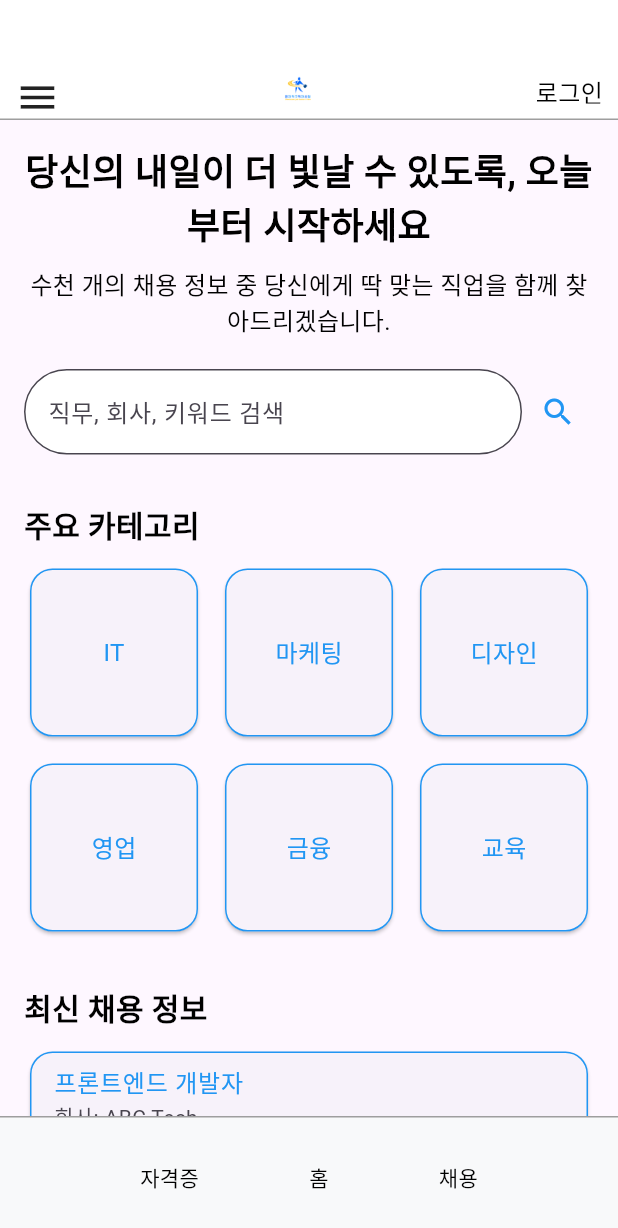
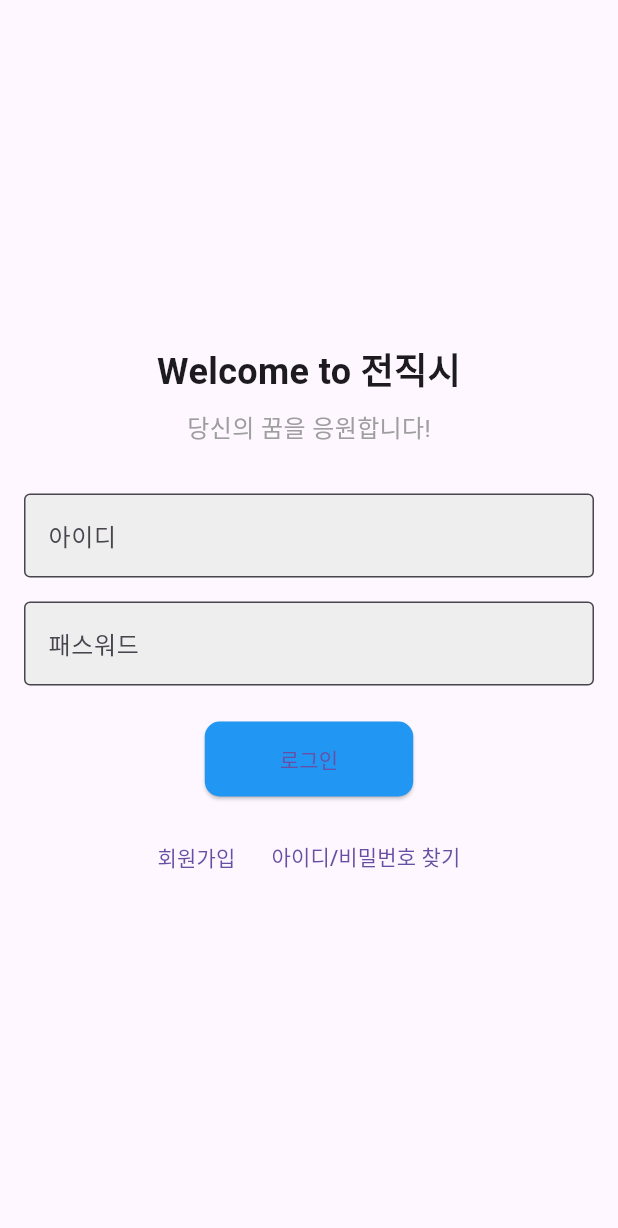
Before and after one commit to Omniscient-Job-Project/Omniscient-flutter, a Flutter app: the screen it shows after launch, on a phone screen of 412 x 824 dp. Shown: the top 1228 px of the screen. Run offline on Flutter 3.47's test engine with Material 3 defaults, Android fonts, the phone set to English and light mode, and no system bars; our stand-ins replace dio, flutter_dotenv, font_awesome_flutter, get, shared_preferences.

Commit message:
feat:login

```diff
--- /dev/null
+++ b/lib/features/auth/screens/login_screen.dart
@@ -0,0 +1,88 @@
+import 'package:flutter/material.dart';
+import '../services/auth_service.dart';
+import '../widgets/custom_text_field.dart';
+import '../widgets/custom_button.dart';
+
+class LoginScreen extends StatelessWidget {
+  final TextEditingController userIdController = TextEditingController();
+  final TextEditingController passwordController = TextEditingController();
+
+  @override
+  Widget build(BuildContext context) {
+    return Scaffold(
+      body: Center(
+        child: SingleChildScrollView(
+          padding: EdgeInsets.all(16.0),
+          child: Column(
+            mainAxisAlignment: MainAxisAlignment.center,
+            children: [
+              Text(
+                'Welcome to 전직시',
+                style: TextStyle(fontSize: 24, fontWeight: FontWeight.bold),
+              ),
+              SizedBox(height: 8),
+              Text(
+                '당신의 꿈을 응원합니다!',
+                style: TextStyle(fontSize: 16, color: Colors.grey),
+              ),
+              SizedBox(height: 32),
+              CustomTextField(
+                controller: userIdController,
+                labelText: '아이디',
+              ),
+              SizedBox(height: 16),
+              CustomTextField(
+                controller: passwordController,
+                labelText: '패스워드',
+                obscureText: true,
+              ),
+              SizedBox(height: 24),
+              CustomButton(
+                text: '로그인',
+                onPressed: () async {
+                  if (userIdController.text.isEmpty || passwordController.text.isEmpty) {
+                    ScaffoldMessenger.of(context).showSnackBar(
+                      SnackBar(content: Text('아이디와 비밀번호를 모두 입력해주세요.')),
+                    );
+                    return;
+                  }
+
+                  bool success = await AuthService.login(
+                    userIdController.text,
+                    passwordController.text,
+                  );
+                  if (success) {
+                    Navigator.of(context).pushReplacementNamed('/home');
+                  } else {
+                    String errorMessage = AuthService.getLastErrorMessage();
+                    ScaffoldMessenger.of(context).showSnackBar(
+                      SnackBar(content: Text(errorMessage)),
+                    );
+                  }
+                },
+              ),
+              SizedBox(height: 16),
+              Row(
+                mainAxisAlignment: MainAxisAlignment.center,
+                children: [
+                  TextButton(
+                    child: Text('회원가입'),
+                    onPressed: () {
+                      Navigator.of(context).pushNamed('/register');
+                    },
+                  ),
+                  TextButton(
+                    child: Text('아이디/비밀번호 찾기'),
+                    onPressed: () {
+                      // TODO: 아이디/비밀번호 찾기 기능 구현
+                    },
+                  ),
+                ],
+              ),
+            ],
+          ),
+        ),
+      ),
+    );
+  }
+}
--- /dev/null
+++ b/lib/features/auth/widgets/custom_button.dart
@@ -0,0 +1,27 @@
+import 'package:flutter/material.dart';
+
+class CustomButton extends StatelessWidget {
+  final String text;
+  final VoidCallback onPressed;
+
+  const CustomButton({
+    Key? key,
+    required this.text,
+    required this.onPressed,
+  }) : super(key: key);
+
+  @override
+  Widget build(BuildContext context) {
+    return ElevatedButton(
+      child: Text(text),
+      style: ElevatedButton.styleFrom(
+        backgroundColor: Colors.blue,
+        padding: EdgeInsets.symmetric(horizontal: 50, vertical: 15),
+        shape: RoundedRectangleBorder(
+          borderRadius: BorderRadius.circular(10),
+        ),
+      ),
+      onPressed: onPressed,
+    );
+  }
+}
--- /dev/null
+++ b/lib/features/auth/widgets/custom_text_field.dart
@@ -0,0 +1,34 @@
+import 'package:flutter/material.dart';
+
+class CustomTextField extends StatelessWidget {
+  final TextEditingController controller;
+  final String labelText;
+  final String hintText;
+  final bool obscureText;
+  final TextInputType keyboardType;
+
+  const CustomTextField({
+    Key? key,
+    required this.controller,
+    required this.labelText,
+    this.hintText = '',
+    this.obscureText = false,
+    this.keyboardType = TextInputType.text,
+  }) : super(key: key);
+
+  @override
+  Widget build(BuildContext context) {
+    return TextField(
+      controller: controller,
+      obscureText: obscureText,
+      keyboardType: keyboardType,
+      decoration: InputDecoration(
+        labelText: labelText,
+        hintText: hintText,
+        border: OutlineInputBorder(),
+        filled: true,
+        fillColor: Colors.grey[200],
+      ),
+    );
+  }
+}
--- a/lib/main.dart
+++ b/lib/main.dart
@@ -6,10 +6,14 @@ import 'package:get/get.dart';  // GetX를 사용한 라우팅 처리
 import 'features/employment/screens/job_main_page.dart';
 import 'features/certificate/screens/certificateInfoPage.dart';  // 자격증 정보 페이지 임포트
 import 'features/certificate/screens/test_jobs_screen.dart';  // 시험 일정 페이지 임포트
+import 'features/auth/screens/login_screen.dart';
+import 'features/auth/screens/register_screen.dart';
 
 void main() async {
   WidgetsFlutterBinding.ensureInitialized();
-  await dotenv.load(fileName: 'assets/.env'); // 경로 수정
+  await dotenv.load(fileName: 'assets/.env');
+  var apiUrl = dotenv.env['API_URL'] ?? 'http://localhost:8080';
+  print('API URL: $apiUrl'); // API URL 로그 출력
   runApp(MainApp());
 }
 
@@ -18,9 +22,11 @@ class MainApp extends StatelessWidget {
   Widget build(BuildContext context) {
     return GetMaterialApp(
       debugShowCheckedModeBanner: false,
-      initialRoute: '/',  // 초기 경로 설정
+      initialRoute: '/login',
       defaultTransition: Transition.fade,  // 페이지 전환 애니메이션 추가
       getPages: [
+        GetPage(name: '/login', page: () => LoginScreen()),
+        GetPage(name: '/register', page: () => RegisterScreen()),
         GetPage(name: '/', page: () => MainPage()),
         GetPage(name: '/curation', page: () => const JobMainPage()),
         GetPage(name: '/certificateInfoPage', page: () => CertificateInfoPage()),  // 자격증 정보 페이지 등록
```
Also changed, not shown: lib/features/auth/screens/register_screen.dart (added, +119 -0 lines), lib/features/auth/services/auth_service.dart (added, +119 -0 lines), pubspec.yaml (+14 -13 lines), lib/features/auth/utils/constants.dart (added), lib/features/auth/utils/validators.dart (added).
